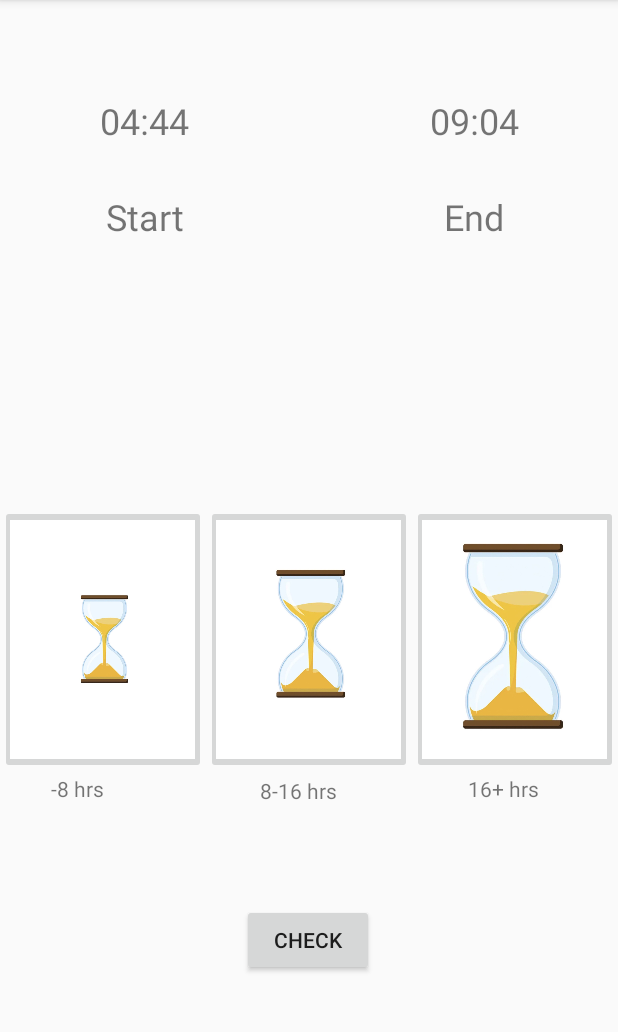
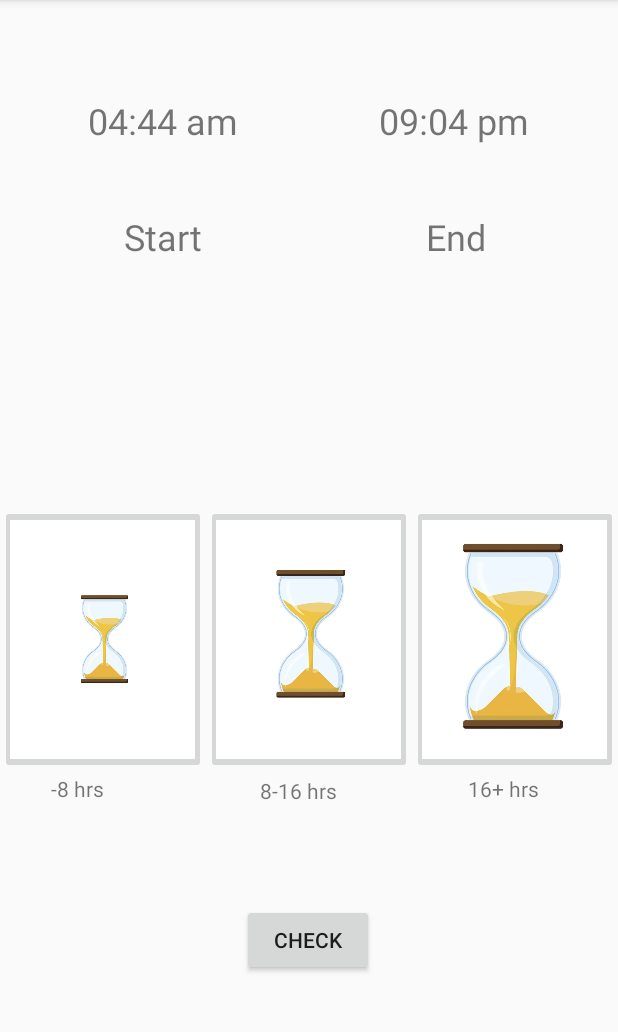
Before and after one commit to forrestpark/UIMA, an Android app: the LearnActivity screen opened directly, with no data from a screen before it, on a phone screen of 412 x 824 dp, the part 84-1116 px from its top. Run offline under Robolectric (Android 15) with nearby library versions, the phone set to English and light mode, and no system bars.

Commit message:
changed learn start/end time textview size

```diff
--- a/StressHits/app/src/main/java/com/uima/joanne/stresshits/LearnActivity.java
+++ b/StressHits/app/src/main/java/com/uima/joanne/stresshits/LearnActivity.java
@@ -284,12 +284,17 @@
 
         // if 24 hour mode
         if (clockModeIsChecked) {
+            Log.d("24 hour mode", "set time text view");
             start_time_view.setText(String.format("%02d:%02d", start_hour, start_minute));
             end_time_view.setText(String.format("%02d:%02d", end_hour, end_minute));
         } else {
+            Log.d("12 hr mode on", "set time text view");
+            Log.d("start/end hour:", String.valueOf(start_hour) + String.valueOf(end_hour));
             if (start_hour > 12) {
+                Log.d("huh?", "pm");
                 start_time_view.setText(String.format("%02d:%02d pm", start_hour % 12, start_minute));
             } else {
+                Log.d("huh?", "am");
                 start_time_view.setText(String.format("%02d:%02d am", start_hour, start_minute));
             }
 
--- a/StressHits/app/src/main/res/layout/activity_learn.xml
+++ b/StressHits/app/src/main/res/layout/activity_learn.xml
@@ -8,9 +8,9 @@
 
     <TextView
         android:id="@+id/learn_start_time"
-        android:layout_width="64dp"
-        android:layout_height="32dp"
-        android:layout_marginStart="64dp"
+        android:layout_width="114dp"
+        android:layout_height="53dp"
+        android:layout_marginStart="52dp"
         android:layout_marginTop="64dp"
         android:textAlignment="center"
         android:textSize="24sp"
@@ -21,8 +21,8 @@
         android:id="@+id/learn_start"
         android:layout_width="64dp"
         android:layout_height="32dp"
-        android:layout_marginStart="64dp"
-        android:layout_marginTop="32dp"
+        android:layout_marginStart="76dp"
+        android:layout_marginTop="24dp"
         android:text="@string/start"
         android:textAlignment="center"
         android:textSize="24sp"
@@ -31,10 +31,10 @@
 
     <TextView
         android:id="@+id/learn_end_time"
-        android:layout_width="64dp"
-        android:layout_height="32dp"
+        android:layout_width="114dp"
+        android:layout_height="53dp"
         android:layout_marginTop="64dp"
-        android:layout_marginEnd="64dp"
+        android:layout_marginEnd="52dp"
         android:textAlignment="center"
         android:textSize="24sp"
         app:layout_constraintEnd_toEndOf="parent"
@@ -44,8 +44,8 @@
         android:id="@+id/learn_end"
         android:layout_width="64dp"
         android:layout_height="32dp"
-        android:layout_marginTop="32dp"
-        android:layout_marginEnd="64dp"
+        android:layout_marginTop="24dp"
+        android:layout_marginEnd="76dp"
         android:text="@string/end"
         android:textAlignment="center"
         android:textSize="24sp"
```
